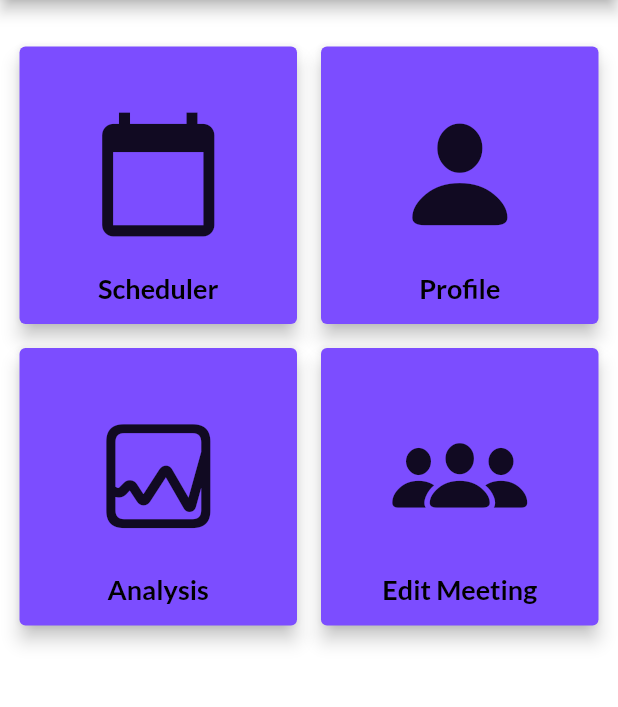
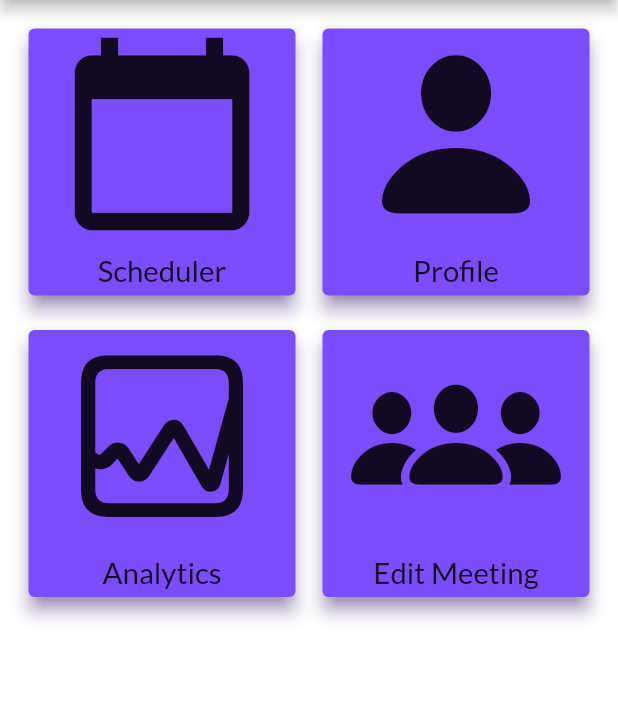
Before and after one commit to Vrutik21/Flutter, a Flutter app: the Dashboard screen opened by its route, on a phone screen of 412 x 824 dp, the part 156-863 px from its top. Run offline on Flutter 3.47's test engine with Material 2 defaults, Android fonts, the phone set to English and light mode, and no system bars; our stand-ins replace google_fonts.

Commit message:
commit on day-17

```diff
--- a/newapp/lib/dashboard.dart
+++ b/newapp/lib/dashboard.dart
@@ -1,6 +1,6 @@
-
 import 'package:flutter/cupertino.dart';
 import 'package:flutter/material.dart';
+import 'package:newapp/pages/routes.dart';
 import 'package:newapp/widgets/drawer.dart';
 
 class Dashboard extends StatefulWidget {
@@ -55,53 +55,113 @@ class _DashboardState extends State<Dashboard> {
           ),
         ),
         drawer: MyDrawer(),
-        body: Container(
-          padding: EdgeInsets.symmetric(vertical: 20.0, horizontal: 2.0),
+        body: Stack(
+          children: [
+            Padding(
+              padding: const EdgeInsets.all(15.0),
               child: GridView.count(
                 crossAxisCount: 2,
-            padding: EdgeInsets.all(3.0),
+                mainAxisSpacing: 15,
+                primary: false,
+                crossAxisSpacing: 10,
                 children: <Widget>[
-
-              makedashboarditem("Scheduler", Icons.calendar_today,),
-              makedashboarditem("Profile", CupertinoIcons.person_fill),
-              makedashboarditem("Analysis", CupertinoIcons.graph_square),
-              makedashboarditem("Edit Meeting", CupertinoIcons.person_3_fill),
+                  Card(
+                    elevation: 5,
+                    color: Colors.deepPurpleAccent,
+                    shadowColor: Colors.deepPurple,
+                    child: InkWell(
+                      onTap: () {
+                        Navigator.pushNamed(context, MyRoutes.loginRoute);
+                      },
+                      child: Column(
+                        children: [
+                          Icon(
+                            Icons.calendar_today,
+                            size: 140,
+                          ),
+                          SizedBox(
+                            height: 10,
+                          ),
+                          Text(
+                            "Scheduler",
+                            textScaleFactor: 1.4,
+                          )
                         ],
                       ),
                     ),
                   ),
-    );
-  }
-
-  Card makedashboarditem(
-    String title,
-    IconData icon,
-
-
-  ) {
-    return Card(
+                  Card(
+                    elevation: 5,
                     color: Colors.deepPurpleAccent,
-      elevation: 5.0,
-      margin: new EdgeInsets.all(8.0),
-      child: new InkWell(
-        onTap: () {
-          setState(() {});
-        },
+                    shadowColor: Colors.deepPurple,
+                    child: InkWell(
+                      onTap: () {},
                       child: Column(
-          crossAxisAlignment: CrossAxisAlignment.stretch,
-          mainAxisSize: MainAxisSize.min,
-          verticalDirection: VerticalDirection.down,
-          children: <Widget>[
-            SizedBox(height: 40.0),
-            Container(child: Icon(icon, size: 90)),
-            SizedBox(height: 20.0),
-            new Center(
-              child: new Text(title,
-                  style: new TextStyle(
-                      fontSize: 18.0,
-                      color: Colors.black,
-                      fontWeight: FontWeight.bold)),
+                        children: [
+                          Icon(
+                            CupertinoIcons.person_fill,
+                            size: 140,
+                          ),
+                          SizedBox(
+                            height: 10,
+                          ),
+                          Text(
+                            "Profile",
+                            textScaleFactor: 1.4,
                           )
+                        ],
+                      ),
+                    ),
+                  ),
+                  Card(
+                    elevation: 5,
+                    color: Colors.deepPurpleAccent,
+                    shadowColor: Colors.deepPurple,
+                    child: InkWell(
+                      onTap: () {},
+                      child: Column(
+                        children: [
+                          Icon(
+                            CupertinoIcons.graph_square,
+                            size: 140,
+                          ),
+                          SizedBox(
+                            height: 10,
+                          ),
+                          Text(
+                            "Analytics",
+                            textScaleFactor: 1.4,
+                          )
+                        ],
+                      ),
+                    ),
+                  ),
+                  Card(
+                    elevation: 5,
+                    color: Colors.deepPurpleAccent,
+                    shadowColor: Colors.deepPurple,
+                    child: InkWell(
+                      onTap: () {},
+                      child: Column(
+                        children: [
+                          Icon(
+                            CupertinoIcons.person_3_fill,
+                            size: 140,
+                          ),
+                          SizedBox(
+                            height: 10,
+                          ),
+                          Text(
+                            "Edit Meeting",
+                            textScaleFactor: 1.4,
+                          )
+                        ],
+                      ),
+                    ),
+                  ),
+                ],
+              ),
+            ),
           ],
         ),
       ),
--- a/newapp/lib/main.dart
+++ b/newapp/lib/main.dart
@@ -1,4 +1,6 @@
-import 'package:flutter/material.dart' show Brightness, BuildContext, Colors, MaterialApp, StatelessWidget, ThemeData, ThemeMode, Widget, runApp;
+import 'package:flutter/material.dart' show Brightness, BuildContext, Colors, MaterialApp, ThemeData, ThemeMode, Widget, runApp;
+// ignore: implementation_imports
+import 'package:flutter/src/widgets/framework.dart' show BuildContext, State, StatefulWidget, Widget;
 import 'package:google_fonts/google_fonts.dart';
 import 'package:newapp/dashboard.dart';
 import 'package:newapp/pages/login.dart';
@@ -9,9 +11,16 @@ void main() {
 }
 
 // ignore: must_be_immutable
-class MyApp extends StatelessWidget {
+class MyApp extends StatefulWidget {
+  @override
+  _MyAppState createState() => _MyAppState();
+}
+
+class _MyAppState extends State<MyApp> {
   int days = 30;
+
   String name = "Vrutik";
+
   @override
   Widget build(BuildContext context) {
     return MaterialApp(
@@ -26,7 +35,7 @@ class MyApp extends StatelessWidget {
 
 
     routes: {
-      "/":(context) => Dashboard(),
+      "/":(context) => LoginPage(),
 
       MyRoutes.dashRoute:(context) => Dashboard(),
       MyRoutes.loginRoute:(context) => LoginPage(),
--- a/newapp/lib/pages/login.dart
+++ b/newapp/lib/pages/login.dart
@@ -8,7 +8,7 @@ class LoginPage extends StatefulWidget {
 }
 
 class _LoginPageState extends State<LoginPage> {
-  String name;
+  String name = ("");
   bool changedButton = false;
 
   final formkey = GlobalKey<FormState>();
--- a/newapp/lib/widgets/drawer.dart
+++ b/newapp/lib/widgets/drawer.dart
@@ -1,8 +1,13 @@
 import 'package:flutter/cupertino.dart';
 import 'package:flutter/material.dart';
-class MyDrawer extends StatelessWidget {
+class MyDrawer extends StatefulWidget {
   const MyDrawer({Key key}) : super(key: key);
 
+  @override
+  _MyDrawerState createState() => _MyDrawerState();
+}
+
+class _MyDrawerState extends State<MyDrawer> {
   @override
   Widget build(BuildContext context) {
     final imageUrl = "https://wallpaperaccess.com/full/1302871.jpg";
```
Lines whose indentation alone changed are shown as unchanged.
